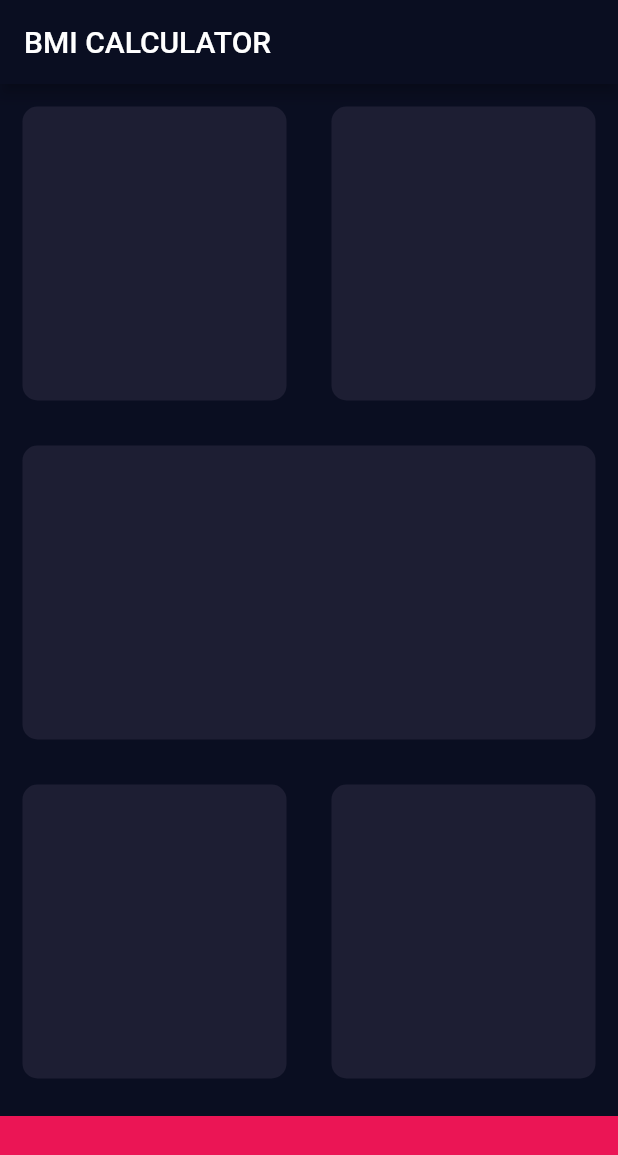
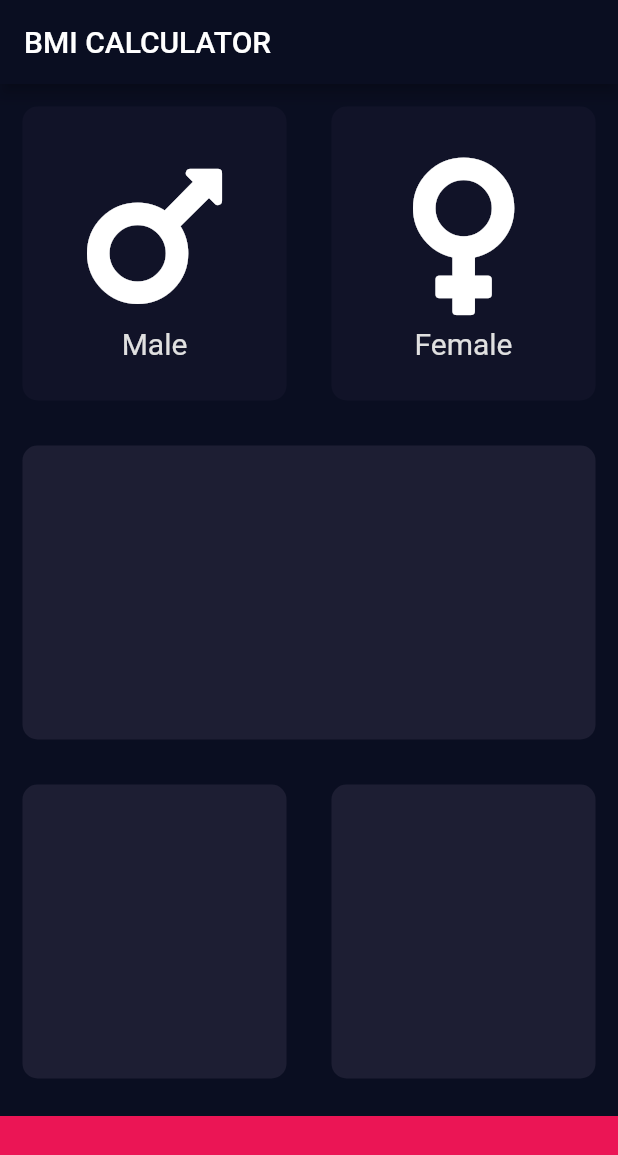
Before and after one commit to aryailham/Flutter-Udemy, a Flutter app: the screen it shows after launch, on a phone screen of 412 x 824 dp. Shown: the top 1155 px of the screen. Run offline on Flutter 3.47's test engine with Material 2 defaults, Android fonts, the light colour scheme and no system bars; our stand-ins replace audioplayers, font_awesome_flutter.

Commit message:
completed course 126

```diff
--- a/bmi-calculator-flutter-master/lib/input_page.dart
+++ b/bmi-calculator-flutter-master/lib/input_page.dart
@@ -1,9 +1,17 @@
 import 'package:flutter/material.dart';
-import 'reusable_card.dart';
+import 'package:font_awesome_flutter/font_awesome_flutter.dart';
+import 'reusable_components/reusable_card.dart';
+import 'reusable_components/gender_selector.dart';
 
 const bottomContainerHeight = 80.0;
 const bottomContainerColor = Color(0xFFEB1555);
 const activeCardColor = Color(0xFF1D1E33);
+const inactiveCardColor = Color(0xFF111328);
+
+enum Gender {
+  male,
+  female
+}
 
 class InputPage extends StatefulWidget {
   @override
@@ -11,6 +19,20 @@ class InputPage extends StatefulWidget {
 }
 
 class _InputPageState extends State<InputPage> {
+  Gender selectedGender;
+
+  Color maleCardColor = inactiveCardColor;
+  Color femaleCardColor = inactiveCardColor;
+
+  void changeGender(Gender gender) {
+    selectedGender = gender;
+
+    setState(() {
+      maleCardColor = gender == Gender.male ? inactiveCardColor : activeCardColor;
+      femaleCardColor = gender == Gender.female ? inactiveCardColor : activeCardColor;
+    });
+  }
+
   @override
   Widget build(BuildContext context) {
     return Scaffold(
@@ -23,21 +45,37 @@ class _InputPageState extends State<InputPage> {
               flex: 1,
               child: Row(
                 children: [
-                ReusableCard(),
-                ReusableCard()
-              ],
+                  ReusableCard(
+                      color: maleCardColor,
+                      cardChild: GestureDetector(
+                          onTap: () {
+                            print("male is tapped");
+                            changeGender(Gender.male);
+                          },
+                          child: GenderSelector()
                       )
                   ),
+                  ReusableCard(
+                    color: femaleCardColor,
+                    cardChild: GestureDetector(
+                      onTap: () {
+                        print("Female is tapped");
+                        changeGender(Gender.female);
+                      },
+                      child: GenderSelector(
+                        genderIcon: FontAwesomeIcons.venus,
+                        genderTitle: "Female",
+                      ),
+                    )
+                  )
+                ],
+              )),
           ReusableCard(),
           Expanded(
               flex: 1,
               child: Row(
-              children: [
-                ReusableCard(),
-                ReusableCard()
-              ],
-            )
-          ),
+                children: [ReusableCard(), ReusableCard()],
+              )),
           Container(
             color: bottomContainerColor,
             margin: EdgeInsets.only(top: 10),
--- /dev/null
+++ b/bmi-calculator-flutter-master/lib/reusable_components/gender_selector.dart
@@ -0,0 +1,34 @@
+import 'package:flutter/material.dart';
+import 'package:font_awesome_flutter/font_awesome_flutter.dart';
+
+class GenderSelector extends StatelessWidget {
+  GenderSelector({this.genderIcon = FontAwesomeIcons.mars, this.genderTitle = "Male"});
+
+  final genderIcon;
+  final genderTitle;
+
+  @override
+  Widget build(BuildContext context) {
+    return Container(
+      height: double.infinity,
+      width: double.infinity,
+      child: Column(
+        mainAxisAlignment: MainAxisAlignment.center,
+        crossAxisAlignment: CrossAxisAlignment.center,
+        children: [
+          Icon(
+            genderIcon,
+            size: 120,
+          ),
+          Text(
+            genderTitle,
+            style: TextStyle(
+                fontSize: 20,
+                color: Colors.grey[300]
+            ),
+          )
+        ],
+      ),
+    );
+  }
+}
--- a/bmi-calculator-flutter-master/lib/reusable_card.dart
+++ b/bmi-calculator-flutter-master/lib/reusable_components/reusable_card.dart
@@ -1,15 +1,17 @@
 import 'package:flutter/material.dart';
 
 class ReusableCard extends StatelessWidget {
-  ReusableCard({ this.color = const Color(0xFF1D1E33)});
+  ReusableCard({ this.color = const Color(0xFF1D1E33), this.cardChild});
 
   final Color color;
+  final Widget cardChild;
 
   @override
   Widget build(BuildContext context) {
     return Expanded(
         flex: 1,
         child: Container(
+          child: cardChild,
           width: double.maxFinite,
           height: double.maxFinite,
           margin: EdgeInsets.all(15),
--- a/bmi-calculator-flutter-master/pubspec.yaml
+++ b/bmi-calculator-flutter-master/pubspec.yaml
@@ -11,6 +11,7 @@ dependencies:
     sdk: flutter
 
   cupertino_icons: ^0.1.2
+  font_awesome_flutter: 8.4.0
 
 dev_dependencies:
   flutter_test:
```
Lines whose indentation alone changed are shown as unchanged.
